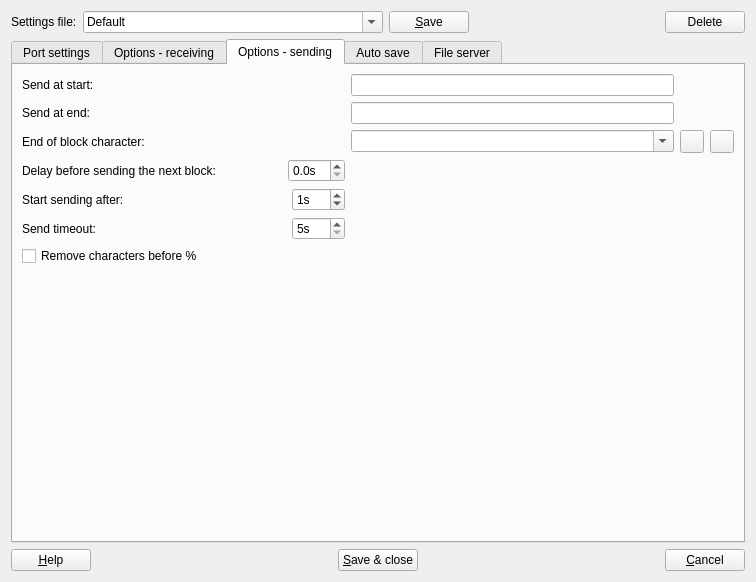
The window that src/serialportconfigdialog.ui (GCodeProjects/GCodeWorkShop) describes before a commit, drawn with Qt 5.
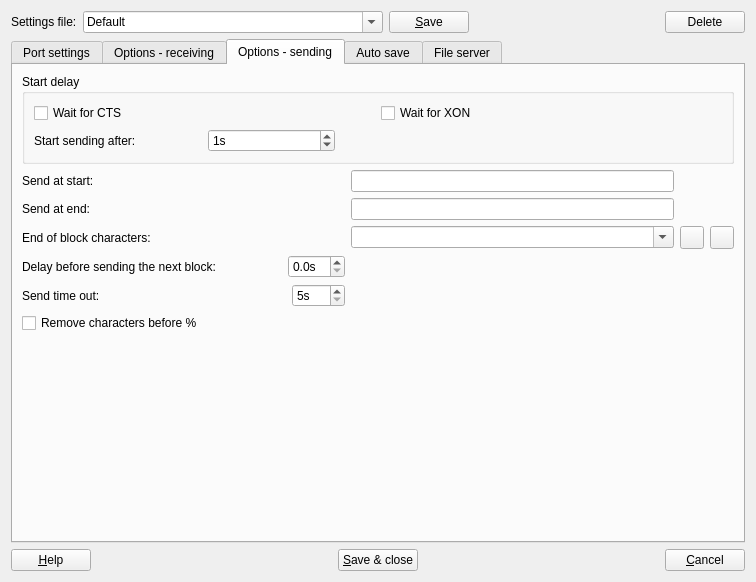
The same window after the commit. The open tabs and pages were chosen to show the change. Icons and pictures are not drawn.

Diff of the .ui file:
```diff
--- a/src/serialportconfigdialog.ui
+++ b/src/serialportconfigdialog.ui
@@ -858,16 +858,16 @@
        <string>Options - sending</string>
       </attribute>
       <layout class="QGridLayout" name="gridLayout_12">
-       <item row="0" column="1">
+       <item row="1" column="1">
         <layout class="QGridLayout" name="gridLayout_16">
-         <item row="0" column="1">
+         <item row="1" column="1">
           <widget class="QLabel" name="label_9">
            <property name="text">
             <string>Send at start:</string>
            </property>
           </widget>
          </item>
-         <item row="1" column="2">
+         <item row="2" column="2">
           <widget class="QLineEdit" name="eotInput">
            <property name="toolTip">
             <string>These characters will be added at the end of the program.
@@ -897,7 +897,7 @@
            </property>
           </widget>
          </item>
-         <item row="0" column="2">
+         <item row="1" column="2">
           <widget class="QLineEdit" name="stInput">
            <property name="sizePolicy">
             <sizepolicy hsizetype="Expanding" vsizetype="Minimum">
@@ -933,14 +933,14 @@
            </property>
           </widget>
          </item>
-         <item row="1" column="1">
+         <item row="2" column="1">
           <widget class="QLabel" name="label_3">
            <property name="text">
             <string>Send at end:</string>
            </property>
           </widget>
          </item>
-         <item row="2" column="4">
+         <item row="3" column="4">
           <widget class="QToolButton" name="deleteEobCharButton">
            <property name="icon">
             <iconset resource="application.qrc">
@@ -948,14 +948,14 @@
            </property>
           </widget>
          </item>
-         <item row="2" column="1">
+         <item row="3" column="1">
           <widget class="QLabel" name="label_13">
            <property name="text">
-            <string>End of block character:</string>
+            <string>End of block characters:</string>
            </property>
           </widget>
          </item>
-         <item row="2" column="3">
+         <item row="3" column="3">
           <widget class="QToolButton" name="addEobCharButton">
            <property name="icon">
             <iconset resource="application.qrc">
@@ -963,7 +963,7 @@
            </property>
           </widget>
          </item>
-         <item row="2" column="2">
+         <item row="3" column="2">
           <widget class="QComboBox" name="eobComboBox">
            <property name="toolTip">
             <string>Line (block) endings charcters.
@@ -980,7 +980,7 @@
            </property>
           </widget>
          </item>
-         <item row="4" column="1">
+         <item row="5" column="1">
           <layout class="QHBoxLayout" name="horizontalLayout_9">
            <item>
             <widget class="QLabel" name="label_4">
@@ -1029,7 +1029,7 @@
            </item>
           </layout>
          </item>
-         <item row="7" column="1">
+         <item row="8" column="1">
           <widget class="QCheckBox" name="removeBefore">
            <property name="toolTip">
             <string>When sending, discard all characters before %</string>
@@ -1039,54 +1039,12 @@
            </property>
           </widget>
          </item>
-         <item row="5" column="1">
-          <layout class="QHBoxLayout" name="horizontalLayout_8">
-           <item>
-            <widget class="QLabel" name="label_8">
-             <property name="text">
-              <string>Start sending after:</string>
-             </property>
-            </widget>
-           </item>
-           <item>
-            <spacer name="horizontalSpacer_11">
-             <property name="orientation">
-              <enum>Qt::Horizontal</enum>
-             </property>
-             <property name="sizeHint" stdset="0">
-              <size>
-               <width>40</width>
-               <height>20</height>
-              </size>
-             </property>
-            </spacer>
-           </item>
-           <item>
-            <widget class="QSpinBox" name="startDelaySpinBox">
-             <property name="toolTip">
-              <string>If 0 then waits for XON, if &gt;0 waits for timeout or XON, which one first.
-This setting works also with hardware flow control, put 0 to XON or XOFF characters to start trasmission without waiting for XON.
-This setting is ignored in serial File Server.</string>
-             </property>
-             <property name="suffix">
-              <string>s</string>
-             </property>
-             <property name="maximum">
-              <number>360</number>
-             </property>
-             <property name="value">
-              <number>1</number>
-             </property>
-            </widget>
-           </item>
-          </layout>
-         </item>
-         <item row="6" column="1">
+         <item row="7" column="1">
           <layout class="QHBoxLayout" name="horizontalLayout_6">
            <item>
             <widget class="QLabel" name="label_16">
              <property name="text">
-              <string>Send timeout:</string>
+              <string>Send time out:</string>
              </property>
             </widget>
            </item>
@@ -1120,7 +1078,7 @@
          </item>
         </layout>
        </item>
-       <item row="1" column="1">
+       <item row="3" column="1">
         <spacer name="verticalSpacer_7">
          <property name="orientation">
           <enum>Qt::Vertical</enum>
@@ -1133,6 +1091,96 @@
          </property>
         </spacer>
        </item>
+       <item row="0" column="1">
+        <widget class="QGroupBox" name="groupBox_7">
+         <property name="title">
+          <string>Start delay</string>
+         </property>
+         <layout class="QGridLayout" name="gridLayout_6">
+          <item row="2" column="0">
+           <layout class="QHBoxLayout" name="horizontalLayout_8">
+            <item>
+             <widget class="QLabel" name="label_8">
+              <property name="text">
+               <string>Start sending after:</string>
+              </property>
+             </widget>
+            </item>
+            <item>
+             <spacer name="horizontalSpacer_7">
+              <property name="orientation">
+               <enum>Qt::Horizontal</enum>
+              </property>
+              <property name="sizeType">
+               <enum>QSizePolicy::Minimum</enum>
+              </property>
+              <property name="sizeHint" stdset="0">
+               <size>
+                <width>40</width>
+                <height>20</height>
+               </size>
+              </property>
+             </spacer>
+            </item>
+            <item>
+             <widget class="QSpinBox" name="startDelaySpinBox">
+              <property name="toolTip">
+               <string>If 0 then waits for XON, if &gt;0 waits for timeout or XON, which one first.
+This setting works also with hardware flow control, put 0 to XON or XOFF characters to start trasmission without waiting for XON.
+This setting is ignored in serial File Server.</string>
+              </property>
+              <property name="suffix">
+               <string>s</string>
+              </property>
+              <property name="maximum">
+               <number>360</number>
+              </property>
+              <property name="value">
+               <number>1</number>
+              </property>
+             </widget>
+            </item>
+            <item>
+             <spacer name="horizontalSpacer_6">
+              <property name="orientation">
+               <enum>Qt::Horizontal</enum>
+              </property>
+              <property name="sizeType">
+               <enum>QSizePolicy::Minimum</enum>
+              </property>
+              <property name="sizeHint" stdset="0">
+               <size>
+                <width>40</width>
+                <height>20</height>
+               </size>
+              </property>
+             </spacer>
+            </item>
+           </layout>
+          </item>
+          <item row="0" column="0">
+           <widget class="QCheckBox" name="waitForCtsCheckBox">
+            <property name="toolTip">
+             <string>Start sending after Clear To Send (CTS) signal </string>
+            </property>
+            <property name="text">
+             <string>Wait for CTS</string>
+            </property>
+           </widget>
+          </item>
+          <item row="0" column="1">
+           <widget class="QCheckBox" name="waitForXonCheckBox">
+            <property name="toolTip">
+             <string>Start sending after receiving XON character </string>
+            </property>
+            <property name="text">
+             <string>Wait for XON</string>
+            </property>
+           </widget>
+          </item>
+         </layout>
+        </widget>
+       </item>
       </layout>
      </widget>
      <widget class="QWidget" name="autoSaveTab">
```
Left out of the diff: 78 changed lines with no effect on the pictures.
